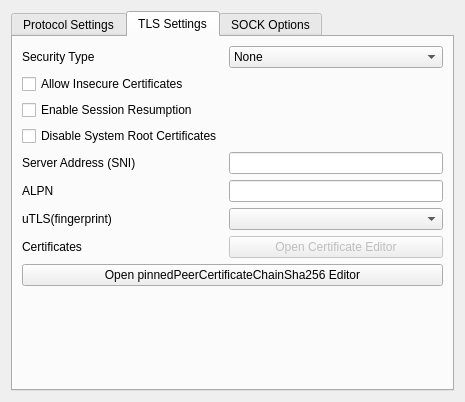
First picture: the form in src/ui/widgets/widgets/StreamSettingsWidget.ui, repository iRhonin/Qv2ray, before the edit.
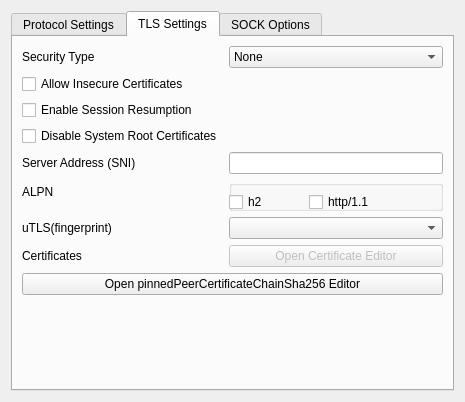
Second picture: the form after the edit.

Commit message: split alpn text to h2 and http/1.1 checkbox.

Diff of the .ui file:
```diff
--- a/src/ui/widgets/widgets/StreamSettingsWidget.ui
+++ b/src/ui/widgets/widgets/StreamSettingsWidget.ui
@@ -926,9 +926,6 @@
          </property>
         </widget>
        </item>
-       <item row="8" column="1">
-        <widget class="QLineEdit" name="alpnTxt"/>
-       </item>
        <item row="8" column="0">
         <widget class="QLabel" name="label_14">
          <property name="text">
@@ -992,6 +989,48 @@
          </property>
         </widget>
        </item>
+       <item row="8" column="1">
+        <widget class="QGroupBox" name="groupBox">
+         <property name="autoFillBackground">
+          <bool>false</bool>
+         </property>
+         <property name="title">
+          <string/>
+         </property>
+         <property name="flat">
+          <bool>false</bool>
+         </property>
+         <property name="checkable">
+          <bool>false</bool>
+         </property>
+         <widget class="QCheckBox" name="alpnH2CB">
+          <property name="geometry">
+           <rect>
+            <x>0</x>
+            <y>10</y>
+            <width>82</width>
+            <height>24</height>
+           </rect>
+          </property>
+          <property name="text">
+           <string>h2</string>
+          </property>
+         </widget>
+         <widget class="QCheckBox" name="alpnHttpCB">
+          <property name="geometry">
+           <rect>
+            <x>80</x>
+            <y>10</y>
+            <width>82</width>
+            <height>24</height>
+           </rect>
+          </property>
+          <property name="text">
+           <string>http/1.1</string>
+          </property>
+         </widget>
+        </widget>
+       </item>
       </layout>
      </widget>
      <widget class="QWidget" name="tab_2">
```
The commit also changes 2 other files.
